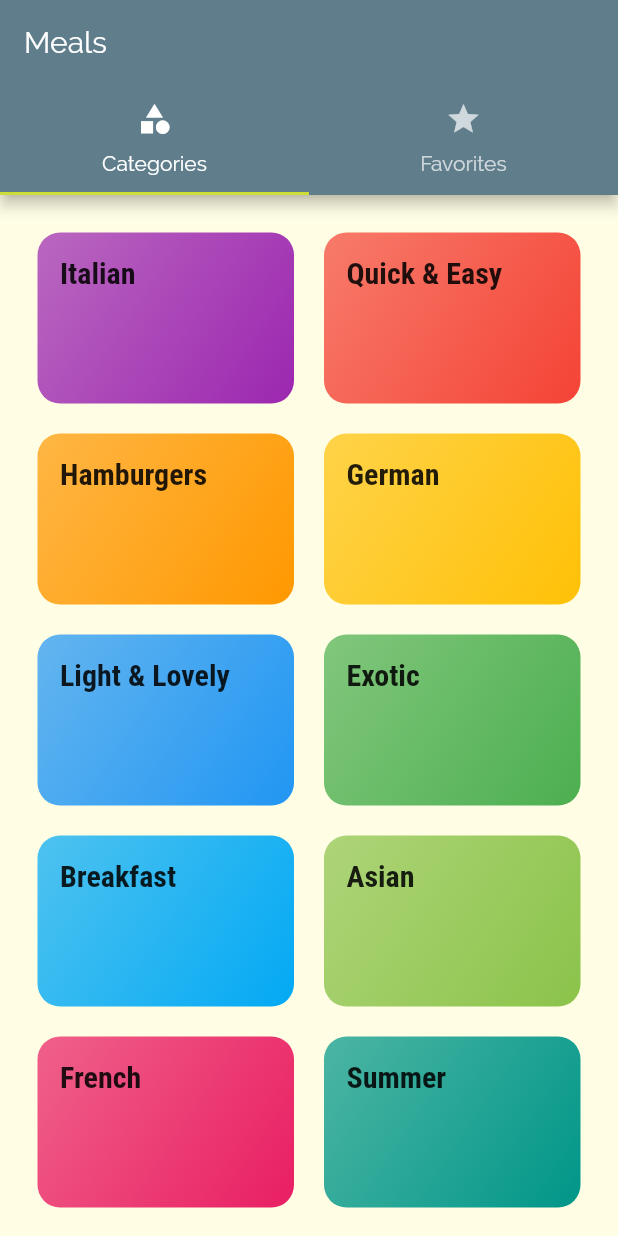
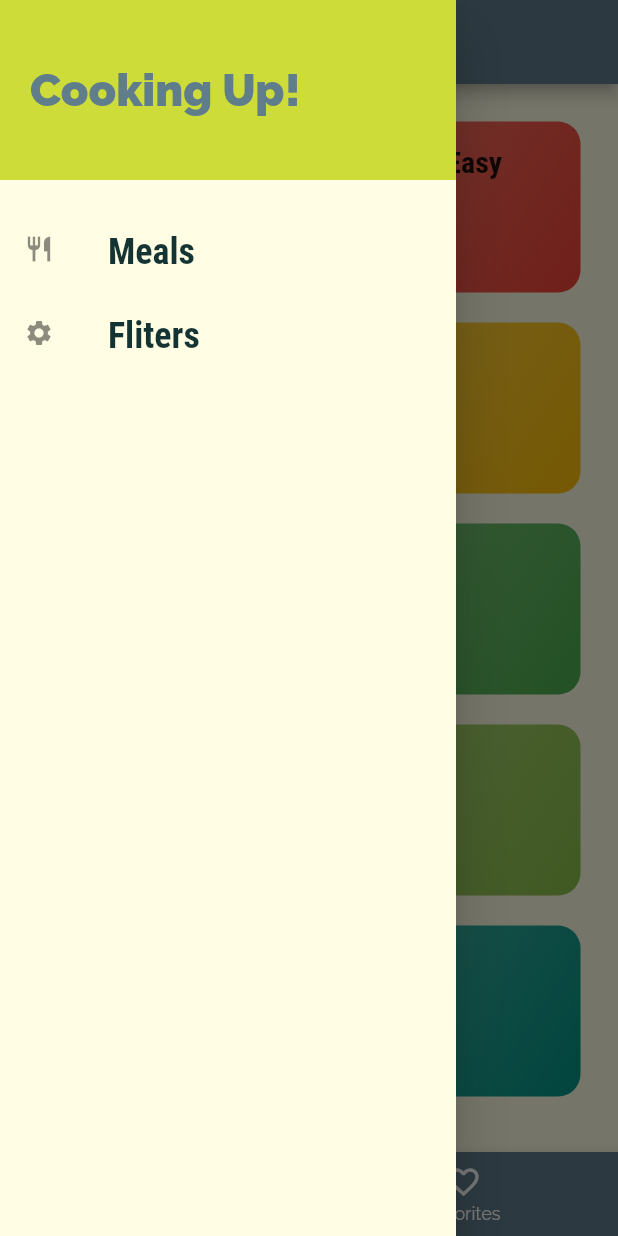
Before and after one commit to ElioEfra99/flutter-meals-app, a Flutter app: the screen it shows after launch, with the side drawer open (before the commit the screen has no drawer), on a phone screen of 412 x 824 dp. Run offline on Flutter 3.47's test engine with Material 2 defaults, Android fonts, the phone set to English and light mode, and no system bars.

Commit message:
Section 7, Chapter 177

```diff
--- a/lib/main.dart
+++ b/lib/main.dart
@@ -1,14 +1,52 @@
 import 'package:flutter/material.dart';
-import 'package:flutter_meals_app/screens/favorites_screen.dart';
-import 'package:flutter_meals_app/screens/tabs_screen.dart';
 
+import './dummy_data.dart';
+import './screens/filters_screen.dart';
+import './screens/tabs_screen.dart';
 import './screens/meal_detail_screen.dart';
 import './screens/category_meals_screen.dart';
 import './screens/categories_screen.dart';
+import './models/meal.dart';
 
 void main() => runApp(MyApp());
 
-class MyApp extends StatelessWidget {
+class MyApp extends StatefulWidget {
+  @override
+  _MyAppState createState() => _MyAppState();
+}
+
+class _MyAppState extends State<MyApp> {
+  Map<String, bool> _filters = {
+    'gluten': false,
+    'lactose': false,
+    'vegan': false,
+    'vegetarian': false,
+  };
+
+  List<Meal> _availableMeals = DUMMY_MEALS;
+
+  void _setFilters(Map<String, bool> filterData) {
+    setState(() {
+      _filters = filterData;
+
+      _availableMeals = DUMMY_MEALS.where((meal) {
+        if (_filters['gluten'] && !meal.isGlutenFree) {
+          return false; // In where method, we have to return false if we don't want to include a certain item in the newly generated list
+        }
+        if (_filters['lactose'] && !meal.isLactoseFree) {
+          return false;
+        }
+        if (_filters['vegan'] && !meal.isVegetarian) {
+          return false;
+        }
+        if (_filters['vegetarian'] && !meal.isVegetarian) {
+          return false;
+        }
+        return true;
+      }).toList();
+    });
+  }
+
   @override
   Widget build(BuildContext context) {
     return MaterialApp(
@@ -36,15 +74,22 @@ class MyApp extends StatelessWidget {
       initialRoute: '/', // Default is '/'
       routes: {
         '/': (ctx) => TabsScreen(),
-        CategoryMealsScreen.routeName: (ctx) => CategoryMealsScreen(),
+        CategoryMealsScreen.routeName: (ctx) =>
+            CategoryMealsScreen(_availableMeals),
         MealDetailScreen.routeName: (ctx) => MealDetailScreen(),
+        FlitersScreen.routeName: (ctx) => FlitersScreen(_filters, _setFilters),
       },
-      onGenerateRoute: (settings) { // reached if you're going to a named route with pushName(), that is nor registered in routes table
-        print(settings.arguments);            // We don't need it and it is not needed all the time
+      onGenerateRoute: (settings) {
+        // reached if you're going to a named route with pushName(), that is nor registered in routes table
+        print(settings
+            .arguments); // We don't need it and it is not needed all the time
         // return MaterialPageRoute(builder: (ctx) => CategoriesScreen());
       },
-      onUnknownRoute: (settings) { // Reached when flutter failed to build a screen, before it throws an error
-        return MaterialPageRoute(builder: (ctx) => CategoriesScreen()); // Prevent user seeing crash screens
+      onUnknownRoute: (settings) {
+        // Reached when flutter failed to build a screen, before it throws an error
+        return MaterialPageRoute(
+            builder: (ctx) =>
+                CategoriesScreen()); // Prevent user seeing crash screens
       }, // Like 404 error page
     );
   }
--- a/lib/screens/meal_detail_screen.dart
+++ b/lib/screens/meal_detail_screen.dart
@@ -91,6 +91,12 @@ class MealDetailScreen extends StatelessWidget {
           ],
         ),
       ),
+      floatingActionButton: FloatingActionButton(
+        child: Icon(Icons.delete),
+        onPressed: () {
+          Navigator.of(context).pop(mealId);  // Passes the data back when page is removed/popped
+        },
+      ),
     );
   }
 }
--- a/lib/screens/tabs_screen.dart
+++ b/lib/screens/tabs_screen.dart
@@ -1,4 +1,6 @@
 import 'package:flutter/material.dart';
+
+import '../widget/main_drawer.dart';
 import './categories_screen.dart';
 import './favorites_screen.dart';
 
@@ -10,35 +12,84 @@ class TabsScreen extends StatefulWidget {
 }
 
 class _TabsScreenState extends State<TabsScreen> {
+  final List<Map<String, Object>> _pages = [
+    {
+      'page': CategoriesScreen(),
+      'title': 'Categories',
+      'actions': FlatButton(),
+    },
+    {
+      'page': FavoritesScreen(),
+      'title': 'Favorites',
+    },
+  ];
+
+  int _selectedPageIndex = 0;
+
+  _selectPage(int index) {
+    // Flutter Automatically provides index parameter
+    setState(() {
+      _selectedPageIndex = index;
+    });
+  }
+
   @override
   Widget build(BuildContext context) {
-    return DefaultTabController(
-      length: 2,
-      child: Scaffold(
-        appBar: AppBar(
-          title: Text('Meals'),
-          bottom: TabBar(
-            tabs: <Widget>[
-              Tab(
-                icon: Icon(
-                  Icons.category,
-                ),
-                text: 'Categories',
-              ),
-              Tab(
-                icon: Icon(
-                  Icons.star,
-                ),
-                text: 'Favorites',
-              ),
-            ],
+    return Scaffold(
+      appBar: AppBar(
+        title: Text(_pages[_selectedPageIndex]['title']),
+      ),
+      drawer: MainDrawer(),
+      body: _pages[_selectedPageIndex]['page'],
+      bottomNavigationBar: BottomNavigationBar(
+        currentIndex: _selectedPageIndex,
+        unselectedItemColor: Colors.white,
+        selectedItemColor: Theme.of(context).accentColor,
+        onTap: _selectPage, // Flutter Automatically provides index parameter
+        backgroundColor: Theme.of(context).primaryColor,
+        // type: BottomNavigationBarType.shifting,
+        // type: BottomNavigationBarType.fixed,  // Default behaviour
+        items: [
+          BottomNavigationBarItem(
+            backgroundColor: Theme.of(context).primaryColor,
+            icon: Icon(Icons.category),
+            title: Text('Categories'),
           ),
-        ),
-        body: TabBarView(children: <Widget>[
-          CategoriesScreen(),
-          FavoritesScreen(),
-        ],),
+          BottomNavigationBarItem(
+            backgroundColor: Theme.of(context).primaryColor,
+            icon: Icon(Icons.favorite_border),
+            title: Text('Favorites'),
+          ),
+        ],
       ),
     );
+    // return DefaultTabController(
+    //   length: 2,
+    //   child: Scaffold(
+    //     appBar: AppBar(
+    //       title: Text('Meals'),
+    //       bottom: TabBar(
+    //         tabs: <Widget>[
+    //           Tab(
+    //             icon: Icon(
+    //               Icons.category,
+    //             ),
+    //             text: 'Categories',
+    //           ),
+    //           Tab(
+    //             icon: Icon(
+    //               Icons.star,
+    //             ),
+    //             text: 'Favorites',
+    //           ),
+    //         ],
+    //       ),
+    //     ),
+    //     body: TabBarView(children: <Widget>[
+    //       CategoriesScreen(),
+    //       FavoritesScreen(),
+    //     ],),
+    //   ),
+    // );
   }
 }
--- /dev/null
+++ b/lib/widget/main_drawer.dart
@@ -0,0 +1,63 @@
+import 'package:flutter/material.dart';
+import '../screens/filters_screen.dart';
+
+class MainDrawer extends StatelessWidget {
+  const MainDrawer({Key key}) : super(key: key);
+
+  Widget builListTile(String title, IconData icon, Function tapHandler) {
+    return ListTile(
+      leading: Icon(
+        icon,
+        size: 20,
+      ),
+      title: Text(
+        title,
+        style: TextStyle(
+          fontFamily: 'RobotoCondensed',
+          fontSize: 24,
+          fontWeight: FontWeight.bold,
+        ),
+      ),
+      onTap: tapHandler,
+    );
+  }
+
+  @override
+  Widget build(BuildContext context) {
+    return Container(
+      child: Drawer(
+        child: Column(
+          children: <Widget>[
+            Container(
+              height: 120,
+              width: double.infinity,
+              padding: EdgeInsets.all(20),
+              alignment: Alignment.centerLeft,
+              color: Theme.of(context).accentColor,
+              child: Text(
+                'Cooking Up!',
+                style: TextStyle(
+                    fontWeight: FontWeight.w900,
+                    fontSize: 30,
+                    color: Theme.of(context).primaryColor),
+              ),
+            ),
+            SizedBox(
+              height: 20,
+            ),
+            builListTile(
+              'Meals',
+              Icons.restaurant,
+              () => Navigator.of(context).pushReplacementNamed('/'), // Replaces current screen with named (deletes)
+            ),
+            builListTile(
+              'Fliters',
+              Icons.settings,
+              () => Navigator.of(context).pushReplacementNamed(FlitersScreen.routeName),
+            ),
+          ],
+        ),
+      ),
+    );
+  }
+}
```
Also changed, not shown: lib/screens/category_meals_screen.dart (+52 -19 lines), lib/screens/filters_screen.dart (added, +122 -0 lines), lib/widget/meal_item.dart (+14 -2 lines).
